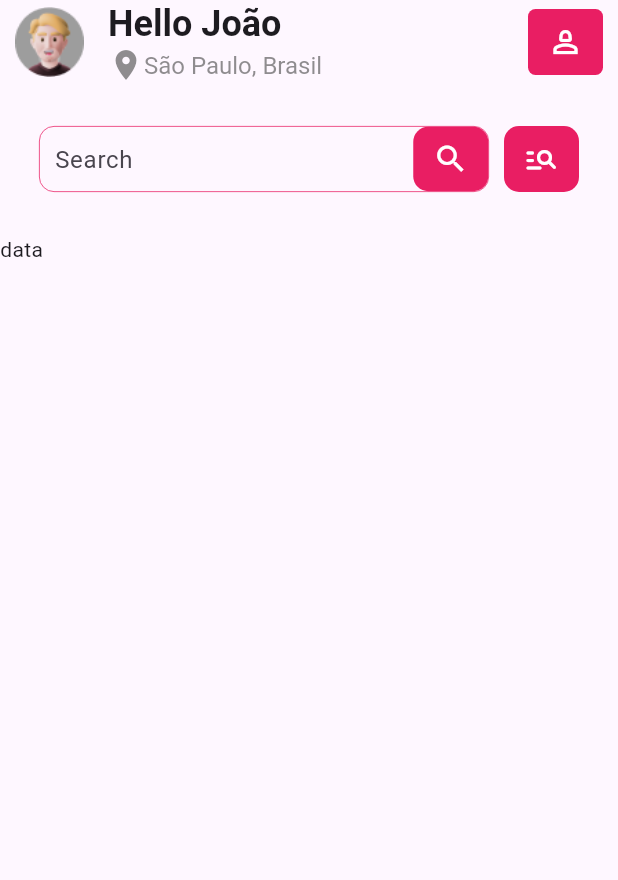
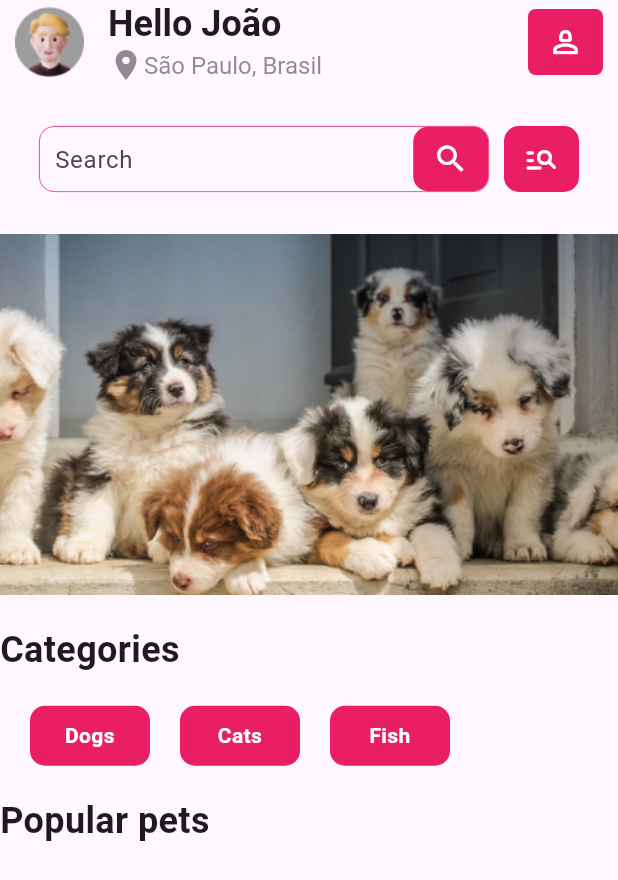
Before and after one commit to joaoVelosoT/Adopt-Me-Flutter, a Flutter app: the screen it shows after launch, on a phone screen of 412 x 824 dp. Shown: the top 880 px of the screen. Run offline on Flutter 3.47's test engine with Material 3 defaults, Android fonts, the phone set to English and light mode, and no system bars.

Commit message:
add image in home, and add categories

```diff
--- a/lib/constants/images_assets.dart
+++ b/lib/constants/images_assets.dart
@@ -4,4 +4,5 @@ class AppImages {
   static String facebookIcon = "assets/images/facebook_icon.png";
   static String twitterIcon = "assets/images/twitter_logo.png";
   static String personIcon = "assets/images/icon_person.png";
+  static String dogsHome = "assets/images/dogs_home.png";
 }
--- a/lib/views/home_screen.dart
+++ b/lib/views/home_screen.dart
@@ -94,10 +94,68 @@ class HomeScreen extends StatelessWidget {
 
 
       ),
-      body: const SingleChildScrollView(
+      body: SingleChildScrollView(
         child: Column(
+
           children: [
-            Text("data")
+            Image.asset(AppImages.dogsHome),
+            Container(
+              margin: EdgeInsets.only(top: 20, bottom: 20),
+              child: const Row(
+                children: [
+                  Text("Categories", style: TextStyle(fontSize: 24, fontWeight: FontWeight.bold),),
+                ],
+              ),
+            ),
+            Row(
+
+              children: [
+                Container(
+                  width: 80,
+                  margin: EdgeInsets.only(left: 20),
+                  decoration: BoxDecoration(
+                    color: Colors.pink,
+                    // border: Border.all(width: 1),
+                    borderRadius: BorderRadius.circular(10)
+                  ),
+                  padding: EdgeInsets.all(10),
+                  child: Text("Dogs", style: TextStyle(color: Colors.white, fontWeight: FontWeight.bold), textAlign: TextAlign.center)
+                  ),
+                Container(
+                  width: 80,
+                  margin: EdgeInsets.only(left: 20),
+                  decoration: BoxDecoration(
+                    color: Colors.pink,
+                    // border: Border.all(width: 1),
+                    borderRadius: BorderRadius.circular(10)
+                  ),
+                  padding: EdgeInsets.all(10),
+                  child: Text("Cats", style: TextStyle(color: Colors.white, fontWeight: FontWeight.bold), textAlign: TextAlign.center,)
+                  ),
+                Container(
+                  width: 80,
+                  margin: EdgeInsets.only(left: 20),
+                  decoration: BoxDecoration(
+                    color: Colors.pink,
+                    // border: Border.all(width: 1),
+                    borderRadius: BorderRadius.circular(10)
+                  ),
+                  padding: EdgeInsets.all(10),
+                  child: Text("Fish", style: TextStyle(color: Colors.white, fontWeight: FontWeight.bold), textAlign: TextAlign.center,)
+                  ),
+
+
+              ],
+
+            ),
+            Container(
+              margin: EdgeInsets.only(top: 20, bottom: 20),
+              child: const Row(
+                children: [
+                  Text("Popular pets", style: TextStyle(fontSize: 24, fontWeight: FontWeight.bold),),
+                ],
+              ),
+            ),
           ],
         ),
       ),
```
Also changed, not shown: assets/images/dogs_home.png (added).
